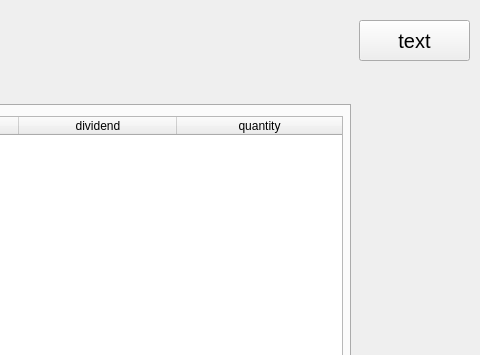
Phartoviy/Trading-App, file manager.ui: the form before one commit; both pictures show x 320 to 800 and y 0 to 355 of the 800 by 600 pixel window.
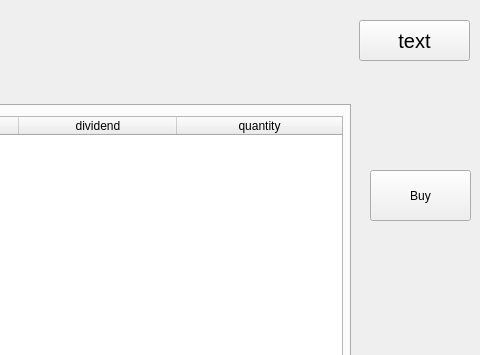
The form after the commit. The open tabs and pages were chosen to show the change.

Patch:
```diff
--- a/manager.ui
+++ b/manager.ui
@@ -146,6 +146,19 @@
      </widget>
     </widget>
    </widget>
+   <widget class="QPushButton" name="pushButton_2">
+    <property name="geometry">
+     <rect>
+      <x>690</x>
+      <y>170</y>
+      <width>101</width>
+      <height>51</height>
+     </rect>
+    </property>
+    <property name="text">
+     <string>Buy</string>
+    </property>
+   </widget>
   </widget>
   <widget class="QMenuBar" name="menubar">
    <property name="geometry">
```
Left out of the diff: 8 changed lines with no effect on the pictures.
